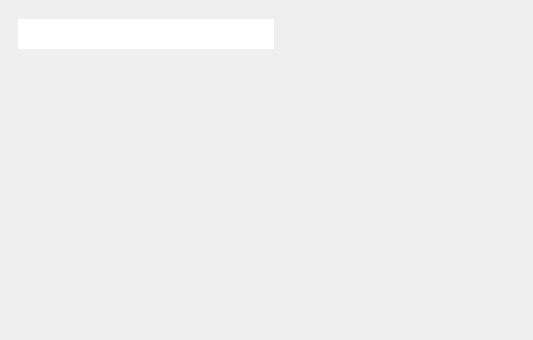
This is code/qt/src/mainwindow.ui in wuxinbo/resoucemanage as Qt 5 draws it before an edit. The edited form follows.
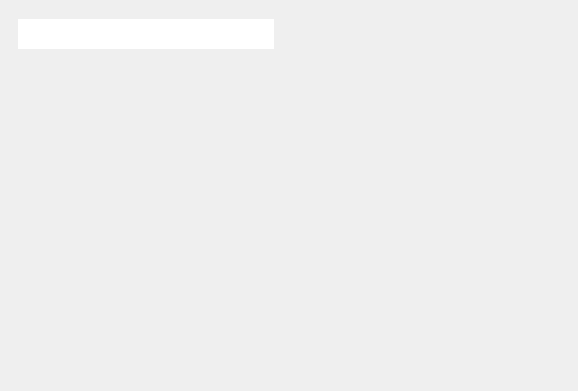
This is the edited form. Icons and pictures are not drawn.

Commit message: 代码布局

```diff
--- a/code/qt/src/mainwindow.ui
+++ b/code/qt/src/mainwindow.ui
@@ -9,8 +9,8 @@
    <rect>
     <x>0</x>
     <y>0</y>
-    <width>533</width>
-    <height>340</height>
+    <width>578</width>
+    <height>391</height>
    </rect>
   </property>
   <property name="sizePolicy">
@@ -48,46 +48,8 @@
      <height>16777215</height>
     </size>
    </property>
-   <layout class="QGridLayout" name="gridLayout">
-    <item row="2" column="0">
-     <widget class="QScrollArea" name="scrollArea">
-      <property name="font">
-       <font>
-        <family>Microsoft YaHei</family>
-        <pointsize>12</pointsize>
-       </font>
-      </property>
-      <property name="styleSheet">
-       <string notr="true">#scrollArea{boder:none}</string>
-      </property>
-      <property name="frameShape">
-       <enum>QFrame::NoFrame</enum>
-      </property>
-      <property name="lineWidth">
-       <number>0</number>
-      </property>
-      <property name="widgetResizable">
-       <bool>true</bool>
-      </property>
-      <widget class="QWidget" name="scrollAreaWidgetContents">
-       <property name="geometry">
-        <rect>
-         <x>0</x>
-         <y>0</y>
-         <width>515</width>
-         <height>222</height>
-        </rect>
-       </property>
-       <property name="minimumSize">
-        <size>
-         <width>0</width>
-         <height>222</height>
-        </size>
-       </property>
-      </widget>
-     </widget>
-    </item>
-    <item row="0" column="0">
+   <layout class="QVBoxLayout" name="verticalLayout">
+    <item>
      <widget class="QWidget" name="title" native="true">
       <layout class="QHBoxLayout" name="horizontalLayout">
        <item>
@@ -200,33 +162,7 @@
       </layout>
      </widget>
     </item>
-    <item row="3" column="0">
-     <layout class="QVBoxLayout" name="imageLayout">
-      <property name="spacing">
-       <number>6</number>
-      </property>
-      <property name="sizeConstraint">
-       <enum>QLayout::SetDefaultConstraint</enum>
-      </property>
-      <item alignment="Qt::AlignHCenter">
-       <widget class="QWidget" name="widget" native="true">
-        <property name="sizePolicy">
-         <sizepolicy hsizetype="Fixed" vsizetype="Minimum">
-          <horstretch>0</horstretch>
-          <verstretch>0</verstretch>
-         </sizepolicy>
-        </property>
-        <property name="maximumSize">
-         <size>
-          <width>600</width>
-          <height>16777215</height>
-         </size>
-        </property>
-       </widget>
-      </item>
-     </layout>
-    </item>
-    <item row="1" column="0">
+    <item>
      <spacer name="verticalSpacer">
       <property name="orientation">
        <enum>Qt::Vertical</enum>
@@ -242,6 +178,43 @@
       </property>
      </spacer>
     </item>
+    <item>
+     <widget class="QScrollArea" name="scrollArea">
+      <property name="font">
+       <font>
+        <pointsize>12</pointsize>
+       </font>
+      </property>
+      <property name="styleSheet">
+       <string notr="true">#scrollArea{boder:none}</string>
+      </property>
+      <property name="frameShape">
+       <enum>QFrame::NoFrame</enum>
+      </property>
+      <property name="lineWidth">
+       <number>0</number>
+      </property>
+      <property name="widgetResizable">
+       <bool>true</bool>
+      </property>
+      <widget class="QWidget" name="scrollAreaWidgetContents">
+       <property name="geometry">
+        <rect>
+         <x>0</x>
+         <y>0</y>
+         <width>560</width>
+         <height>291</height>
+        </rect>
+       </property>
+       <property name="minimumSize">
+        <size>
+         <width>0</width>
+         <height>222</height>
+        </size>
+       </property>
+      </widget>
+     </widget>
+    </item>
    </layout>
   </widget>
  </widget>
```
Left out of the diff: 2 changed lines with no effect on the pictures. The commit also changes 1 other file.
